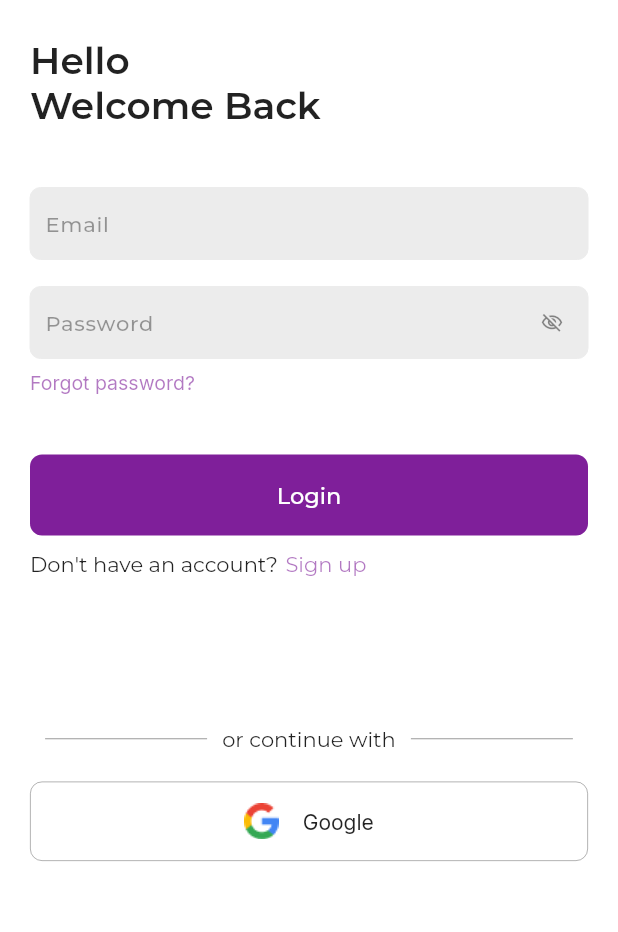
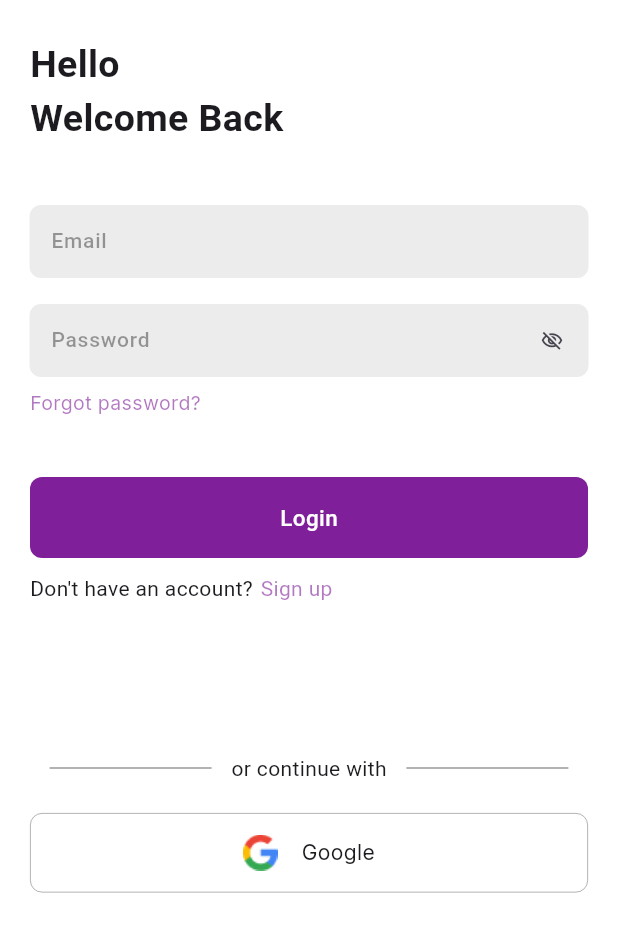
Before and after one commit to Maxzeno/socialscan, a Flutter app: the screen it shows after launch, on a phone screen of 412 x 824 dp. Shown: the top 932 px of the screen. Run offline on Flutter 3.47's test engine with Material 3 defaults, Android fonts, the phone set to English and light mode, and no system bars; our stand-ins replace cloud_firestore, dotted_border, firebase_auth, firebase_core, firebase_storage, flutter_image_compress and 7 more; missing offline and left inert: downloadsfolder, esys_flutter_share_plus, fl_country_code_picker, flutter_animator, mobile_scanner; accounts and stored records are empty; project files that could hold a hidden picture were left out.

Commit message:
added theme

```diff
--- a/lib/main.dart
+++ b/lib/main.dart
@@ -3,6 +3,7 @@ import 'package:flutter/material.dart';
 import 'package:provider/provider.dart';
 import 'package:socialscan/splash_screen.dart';
 import 'package:socialscan/view_model/number_provider.dart';
+import 'package:socialscan/view_model/theme_provider.dart';
 import 'package:socialscan/view_model/user_provider.dart';
 
 void main() async {
@@ -25,22 +26,21 @@ class MyApp extends StatelessWidget {
         ChangeNotifierProvider(
           create: (_) => NumberProvider(),
         ),
+        ChangeNotifierProvider(
+          create: (_) => ThemeProvider(),
+        ),
       ],
-      child: MaterialApp(
-        title: 'Social Scan',
-        debugShowCheckedModeBanner: false,
-        theme: ThemeData(
-          scaffoldBackgroundColor: Colors.white,
-          // textTheme: TextStyleTextTheme(
-          //   Theme.of(context).textTheme,
-          // ),
-          fontFamily: 'Montserrat',
-          colorScheme: ColorScheme.fromSeed(seedColor: const Color(0xFF7F1F9A)),
-          useMaterial3: false,
-        ),
-        // home: const HomeScreen(),
-        home: const SplashScreen(),
-      ),
+      child: Consumer<ThemeProvider>(builder: (context, themeViewModel, _) {
+        return MaterialApp(
+          title: 'Social Scan',
+          debugShowCheckedModeBanner: false,
+          theme: ThemeProvider.lightTheme,
+          darkTheme: ThemeProvider.darkTheme,
+          themeMode: themeViewModel.themeMode,
+          // home: const HomeScreen(),
+          home: const SplashScreen(),
+        );
+      }),
     );
   }
 }
--- /dev/null
+++ b/lib/view_model/theme_provider.dart
@@ -0,0 +1,45 @@
+import 'package:flutter/material.dart';
+
+enum Theme { dark, light }
+
+class ThemeProvider extends ChangeNotifier {
+  ThemeMode _themeMode = ThemeMode.light;
+
+  get themeMode =>
+      _themeMode == ThemeMode.light ? ThemeMode.light : ThemeMode.dark;
+  void toggleTheme() {
+    print(themeMode.toString());
+
+    _themeMode =
+        _themeMode == ThemeMode.light ? ThemeMode.dark : ThemeMode.light;
+    notifyListeners();
+    print(themeMode.toString());
+  }
+
+  static final darkTheme = ThemeData(
+    brightness: Brightness.dark,
+    scaffoldBackgroundColor: const Color(0xFF5b5d61),
+    // scaffoldBackgroundColor: const Color(0xff3450A1),
+    appBarTheme: AppBarTheme(
+      backgroundColor: Color(0xFF5b5d61).withOpacity(0.2),
+    ),
+    // appBarTheme: const AppBarTheme(backgroundColor: Color(0xff3450A1)),
+    primaryColor: Colors.white,
+    // cardColor: const Color(0xff0A155A),
+    cardColor: const Color(0xFF3d3e40),
+    floatingActionButtonTheme: const FloatingActionButtonThemeData(
+      backgroundColor: Colors.white,
+    ),
+  );
+
+  static final lightTheme = ThemeData(
+    brightness: Brightness.light,
+    // scaffoldBackgroundColor: const Color(0xFF3d3e40),
+    scaffoldBackgroundColor: Colors.white,
+    primaryColor: Colors.black,
+    floatingActionButtonTheme:
+        const FloatingActionButtonThemeData(backgroundColor: Color(0xFF002FFF)),
+    // appBarTheme: const AppBarTheme(backgroundColor: Color(0xFF3d3e40)),
+    appBarTheme: const AppBarTheme(backgroundColor: Colors.white),
+  );
+}
--- a/lib/views/home/screens/home_screen.dart
+++ b/lib/views/home/screens/home_screen.dart
@@ -61,7 +61,6 @@ class _HomeScreenState extends State<HomeScreen>
     final screenWidth = MediaQuery.of(context).size.width;
 
     return Scaffold(
-      backgroundColor: Colors.white,
       // appBar: AppBar(
       //   backgroundColor: Colors.white,
       //   // leadingWidth: 20,
--- a/lib/views/home/widgets/social_media_tile.dart
+++ b/lib/views/home/widgets/social_media_tile.dart
@@ -90,7 +90,7 @@ class _SocialMediaTileState extends State<SocialMediaTile> {
                 style: TextStyle(
                   fontWeight: FontWeight.w600,
                   fontSize: 16,
-                  color: ProjectColors.midBlack.withOpacity(0.5),
+                  // color: ProjectColors.midBlack.withOpacity(0.5),
                 ),
               ),
             ],
@@ -108,7 +108,6 @@ class _SocialMediaTileState extends State<SocialMediaTile> {
                     widget.onSelected(value);
 
                     // _onCheckboxSelected(_isChecked);
-
                   });
 
                   print(selectedCount);
@@ -116,7 +115,7 @@ class _SocialMediaTileState extends State<SocialMediaTile> {
                 // onChanged: widget.onSelected,
                 activeColor: ProjectColors.mainPurple,
                 checkColor: Colors.white,
-                side: const BorderSide(color: ProjectColors.midBlack),
+                // side: const BorderSide(color: ProjectColors.midBlack),
                 shape: RoundedRectangleBorder(
                   borderRadius: BorderRadius.circular(50),
                 ),
```
Also changed, not shown: lib/views/home/screens/edit_social_screen.dart (+4 -4 lines), lib/views/home/widgets/add_new_social_widget.dart (+5 -4 lines), lib/views/home/widgets/social_lists_widget.dart (+10 -6 lines), lib/views/settings/screens/settings_screen.dart (+108 -71 lines).
